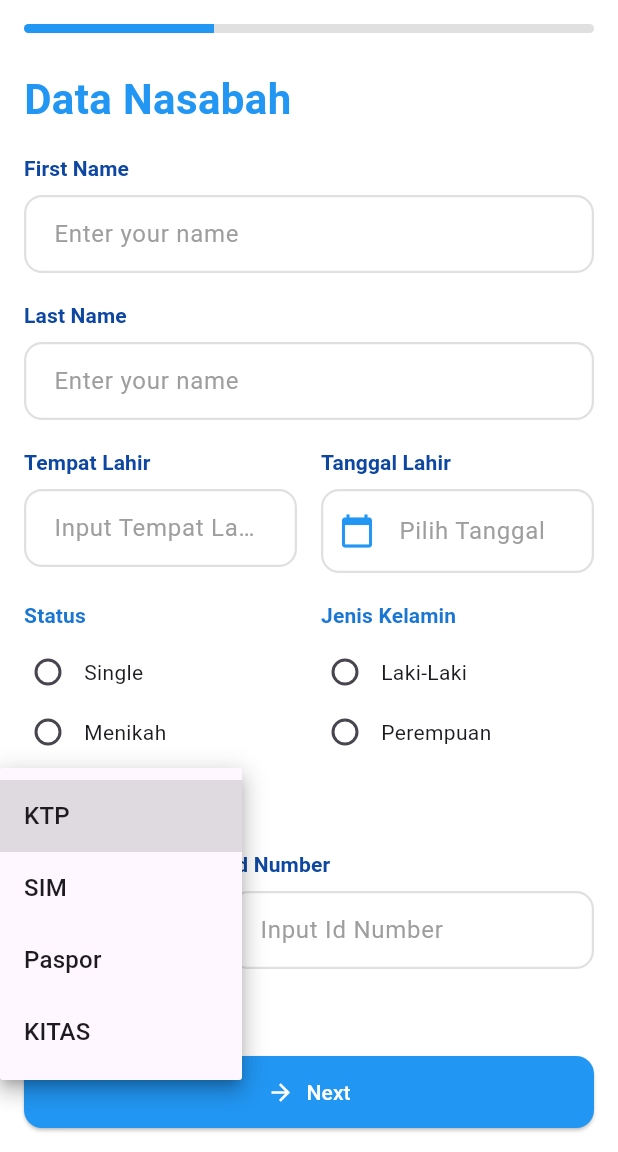
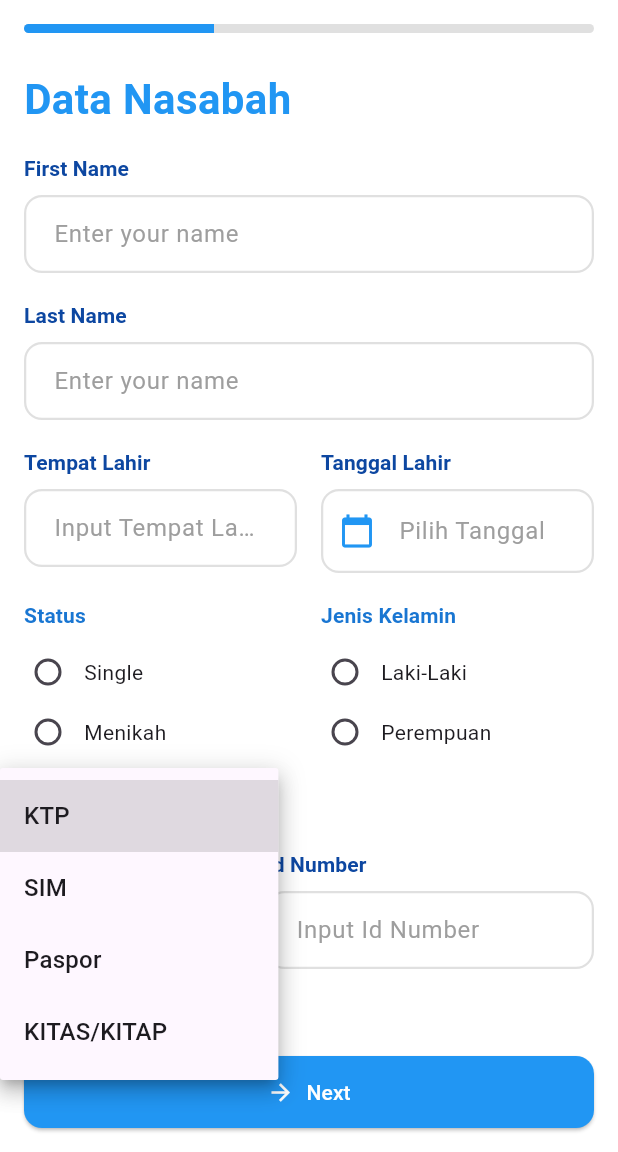
Before and after one commit to vincentc658/component_flutter, a Flutter app: the screen it shows after launch, after a tap on "Pilih", on a phone screen of 412 x 824 dp, the part 84-1236 px from its top. Run offline on Flutter 3.47's test engine with Material 3 defaults, Android fonts, the light colour scheme and no system bars; our stand-ins replace get; missing offline and left inert: dart:ffi.

Commit message:
change selected value to dropdownOption

```diff
--- a/lib/component/formField/input_field_dropdown_widget.dart
+++ b/lib/component/formField/input_field_dropdown_widget.dart
@@ -6,9 +6,9 @@ import 'dropdown_option.dart';
 import 'form_field_config.dart';
 
 class InputFieldDropdownWidget extends StatefulWidget {
-  final String? selectedValue;
+  final DropdownOption? selectedValue;
   final List<DropdownOption> options;
-  final ValueChanged<String?> onChanged;
+  final ValueChanged<DropdownOption?> onChanged;
   final String? label;
   final String? helperText;
   final String? hintText;
@@ -37,7 +37,7 @@ class InputFieldDropdownWidget extends StatefulWidget {
 }
 
 class _InputFieldDropdownWidgetState extends State<InputFieldDropdownWidget> {
-  String? _currentValue;
+  DropdownOption? _currentValue;
 
   @override
   void initState() {
@@ -45,7 +45,7 @@ class _InputFieldDropdownWidgetState extends State<InputFieldDropdownWidget> {
     _currentValue = widget.selectedValue;
   }
 
-  void _handleChange(String? value) {
+  void _handleChange(DropdownOption? value) {
     setState(() {
       _currentValue = value;
     });
@@ -56,23 +56,28 @@ class _InputFieldDropdownWidgetState extends State<InputFieldDropdownWidget> {
   Widget build(BuildContext context) {
     final theme = Theme.of(context);
     return Column(
+      crossAxisAlignment: CrossAxisAlignment.start,
       children: [
         if (widget.label != null)
           Column(
-            children: [
-              Row(
-                mainAxisAlignment: MainAxisAlignment.start,
+            crossAxisAlignment: CrossAxisAlignment.start,
             children: [
               if (widget.isShowLabel)
-                    Text(
+                Row(
+                  children: [
+                    Expanded(
+                      child: Text(
                         widget.label!,
+                        maxLines: 2,
+                        overflow: TextOverflow.ellipsis,
                         style: theme.textTheme.labelLarge?.copyWith(
                           color: ConstantsColor.PRIMARY.shade900,
                           fontWeight: FontWeight.w600,
                         ),
                       ),
+                    ),
                     const SizedBox(width: 4),
-                  if (widget.isRequired && widget.isShowLabel)
+                    if (widget.isRequired)
                       const Text(
                         "*",
                         style: TextStyle(fontSize: 14, color: Colors.red),
@@ -82,7 +87,7 @@ class _InputFieldDropdownWidgetState extends State<InputFieldDropdownWidget> {
               const SizedBox(height: 8),
             ],
           ),
-        DropdownButtonFormField<String>(
+        DropdownButtonFormField<DropdownOption>(
           value: _currentValue,
           hint: Text(
             widget.hintText ?? '',
@@ -109,10 +114,10 @@ class _InputFieldDropdownWidgetState extends State<InputFieldDropdownWidget> {
             focusedBorder: ConstantsStyling.focusedBorder,
             errorBorder: ConstantsStyling.errorBorder,
           ),
-          items: widget.options.map((status) {
-            return DropdownMenuItem<String>(
-              value: status.name,
-              child: Text(status.name),
+          items: widget.options.map((DropdownOption option) {
+            return DropdownMenuItem<DropdownOption>(
+              value: option,
+              child: Text(option.name),
             );
           }).toList(),
           onChanged: _handleChange,
--- a/lib/screen/form_information_screen.dart
+++ b/lib/screen/form_information_screen.dart
@@ -113,7 +113,7 @@ class FormInformationScreenState extends State<FormInformationScreen> {
       DropdownOption(id: '1', name: 'KTP'),
       DropdownOption(id: '2', name: 'SIM'),
       DropdownOption(id: '3', name: 'Paspor'),
-      DropdownOption(id: '4', name: 'KITAS'),
+      DropdownOption(id: '4', name: 'KITAS/KITAP'),
     ],
   );
   FormFieldConfig configIdNumber = FormFieldConfig(
@@ -151,6 +151,7 @@ class FormInformationScreenState extends State<FormInformationScreen> {
     fieldsToValidate.add(configMotherName);
     fieldsToValidate.add(configIdNumber);
     fieldsToValidate.add(configIdType);
+    fieldsToValidate.add(configReligion);
 
     formHelper = FormHelper(fieldsToValidate);
   }
@@ -270,7 +271,7 @@ class FormInformationScreenState extends State<FormInformationScreen> {
                 crossAxisAlignment: CrossAxisAlignment.start,
                 children: [
                   Flexible(
-                    flex: 1,
+                    flex: 2,
                     child: InputFieldDropdownWidget(
                       fieldConfig: configIdType,
                       errorText: formHelper.errors[configIdType.labelField],
@@ -278,7 +279,7 @@ class FormInformationScreenState extends State<FormInformationScreen> {
                         setState(() {
                           formHelper.setDropdownValue(
                             configIdType.labelField,
-                            value,
+                            value?.name,
                           );
                         });
                       },
@@ -286,7 +287,7 @@ class FormInformationScreenState extends State<FormInformationScreen> {
                   ),
                   const SizedBox(width: 16),
                   Flexible(
-                    flex: 2,
+                    flex: 3,
                     child: InputFieldTextWidget(
                       fieldConfig: configIdNumber,
                       controller:
@@ -311,7 +312,7 @@ class FormInformationScreenState extends State<FormInformationScreen> {
                   setState(() {
                     formHelper.setDropdownValue(
                       configReligion.labelField,
-                      value,
+                      value?.name,
                     );
                   });
                 },
--- a/lib/screen/form_screen_address.dart
+++ b/lib/screen/form_screen_address.dart
@@ -62,16 +62,32 @@ class FormScreenAddressState extends State<FormScreenAddress> {
   );
   FormFieldConfig configStatusResidence = FormFieldConfig(
     labelField: 'Status Tempat Tinggal',
-    isShowLabel: false,
+    hint: 'Pilih Status Tempat Tinggal',
     fieldType: ConstantsFormField.TYPE_INPUT_RADIO_GROUP,
     dropdownOptions: [
-      DropdownOption(id: '1', name: 'Aceh'),
-      DropdownOption(id: '2', name: 'Sumatera Utara'),
-      DropdownOption(id: '3', name: 'Sumatera Barat'),
-      DropdownOption(id: '4', name: 'Sumatera Selatan'),
-      DropdownOption(id: '5', name: 'Jambi'),
-      DropdownOption(id: '5', name: 'Pekan Baru'),
+      DropdownOption(id: '1', name: 'Milik Sendiri'),
+      DropdownOption(id: '2', name: 'Milik Keluarga'),
+      DropdownOption(id: '3', name: 'Rumah Dinas'),
+      DropdownOption(id: '4', name: 'Milik Sendiri Dijaminkan '),
+      DropdownOption(id: '5', name: 'Sewa/Kontrak'),
     ],
+  );
+  FormFieldConfig configCountryCode = FormFieldConfig(
+    labelField: 'Kode Negara',
+    hint: 'Pilih ',
+    fieldType: ConstantsFormField.TYPE_INPUT_DROPDOWN,
+    dropdownOptions: [
+      DropdownOption(id: '1', name: ' +62 - Indonesia'),
+      DropdownOption(id: '1', name: ' +65 - India'),
+      DropdownOption(id: '1', name: ' +62 - Indonesia'),
+      DropdownOption(id: '1', name: ' +1 - America'),
+    ],
+  );
+  FormFieldConfig configPhoneNumber = FormFieldConfig(
+    labelField: 'Nomor Telfon',
+    hint: 'Input Nomor Telfon',
+    keyboardType : TextInputType.number,
+    fieldType: ConstantsFormField.TYPE_INPUT_TEXT,
   );
 
   List<FormFieldConfig> fieldsToValidate = [];
@@ -92,6 +108,8 @@ class FormScreenAddressState extends State<FormScreenAddress> {
     fieldsToValidate.add(configSubdistrict);
     fieldsToValidate.add(configPostalCode);
     fieldsToValidate.add(configProvince);
+    fieldsToValidate.add(configCountryCode);
+    fieldsToValidate.add(configPhoneNumber);
     formHelper = FormHelper(fieldsToValidate);
     for (var field in fieldsToValidate) {
       if (field.fieldType == ConstantsFormField.TYPE_INPUT_DROPDOWN) {
@@ -188,6 +206,48 @@ class FormScreenAddressState extends State<FormScreenAddress> {
                   });
                 },
               ),
+              InputFieldDropdownWidget(
+                fieldConfig: configStatusResidence,
+                errorText: formHelper.errors[configStatusResidence.labelField],
+                onChanged: (value) {
+                  setState(() {
+                    formHelper.setDropdownValue(
+                      configStatusResidence.labelField,
+                      value?.name,
+                    );
+                  });
+                },
+              ),
+              Row(
+                crossAxisAlignment: CrossAxisAlignment.start,
+                children: [
+                  Flexible(
+                    flex: 1,
+                    child: InputFieldDropdownWidget(
+                      fieldConfig: configCountryCode,
+                      errorText: formHelper.errors[configCountryCode.labelField],
+                      onChanged: (value) {
+                        setState(() {
+                          formHelper.setDropdownValue(
+                            configCountryCode.labelField,
+                            value?.name,
+                          );
+                        });
+                      },
+                    ),
+                  ),
+                  const SizedBox(width: 16),
+                  Flexible(
+                    flex: 2,
+                    child: InputFieldTextWidget(
+                      fieldConfig: configPhoneNumber,
+                      controller:
+                      formHelper.controllers[configPhoneNumber.labelField]!,
+                      errorText: formHelper.errors[configPhoneNumber.labelField],
+                    ),
+                  ),
+                ],
+              ),
             ],
           ),
         ),
```
Lines whose indentation alone changed are shown as unchanged.
